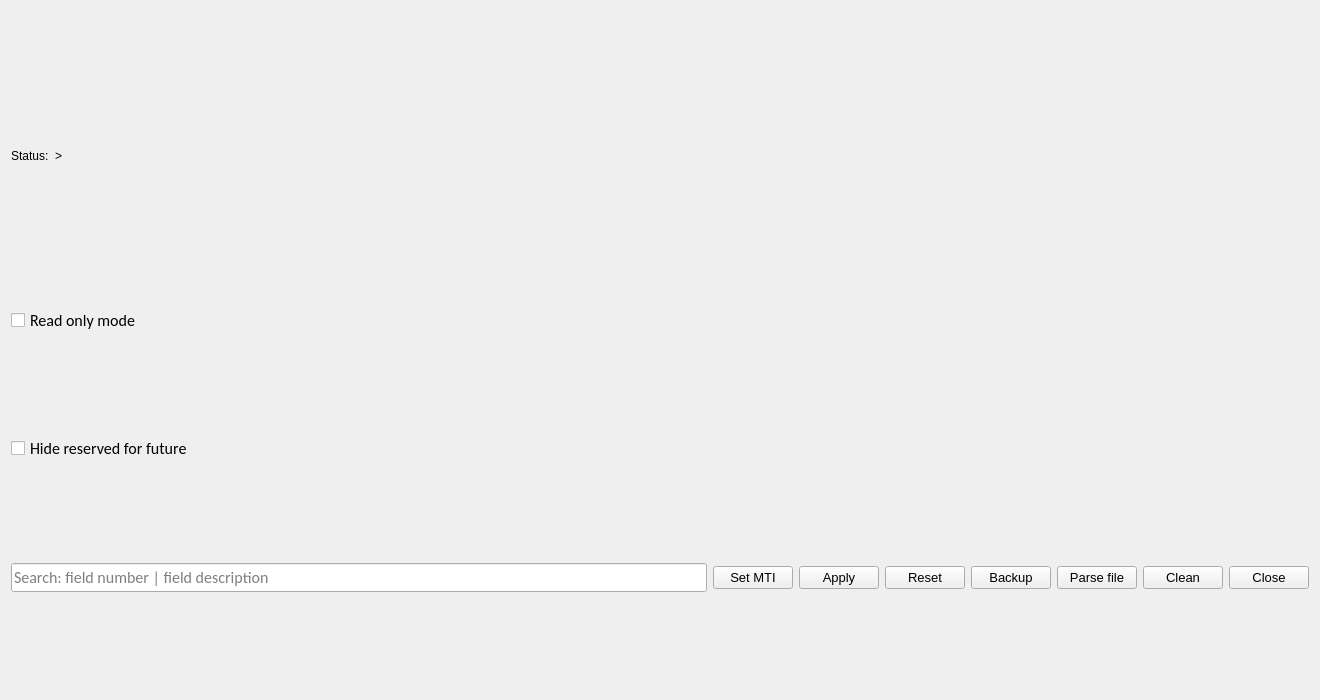
First picture: the form in common/gui/forms/spec.ui, repository FedorIvanov37/sv-terminal, before the edit.
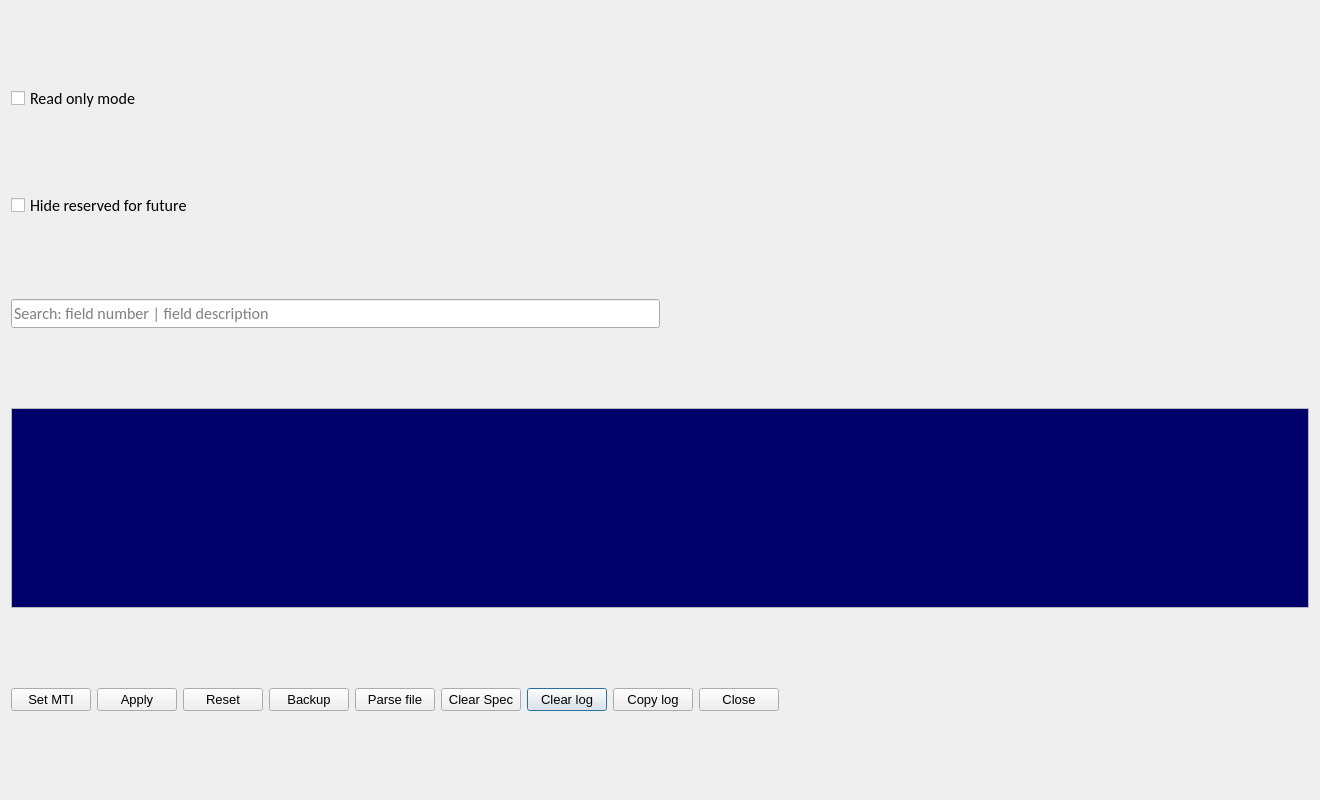
Second picture: the form after the edit.

Commit message: Remote spec finalization, SpecWindow renovation

Diff of the .ui file:
```diff
--- a/common/gui/forms/spec.ui
+++ b/common/gui/forms/spec.ui
@@ -7,7 +7,7 @@
     <x>0</x>
     <y>0</y>
     <width>1320</width>
-    <height>700</height>
+    <height>800</height>
    </rect>
   </property>
   <property name="sizePolicy">
@@ -19,73 +19,166 @@
   <property name="minimumSize">
    <size>
     <width>1320</width>
-    <height>700</height>
+    <height>800</height>
    </size>
   </property>
   <property name="maximumSize">
    <size>
     <width>1320</width>
-    <height>700</height>
+    <height>800</height>
    </size>
   </property>
   <property name="windowTitle">
    <string>Specification</string>
   </property>
   <layout class="QGridLayout" name="gridLayout">
+   <item row="5" column="0">
+    <layout class="QHBoxLayout" name="horizontalLayout_5">
+     <item>
+      <widget class="QPushButton" name="ButtonSetMti">
+       <property name="font">
+        <font>
+         <pointsize>10</pointsize>
+        </font>
+       </property>
+       <property name="focusPolicy">
+        <enum>Qt::NoFocus</enum>
+       </property>
+       <property name="text">
+        <string>Set MTI</string>
+       </property>
+      </widget>
+     </item>
+     <item>
+      <widget class="QPushButton" name="ButtonApply">
+       <property name="font">
+        <font>
+         <pointsize>10</pointsize>
+        </font>
+       </property>
+       <property name="focusPolicy">
+        <enum>Qt::NoFocus</enum>
+       </property>
+       <property name="text">
+        <string>Apply</string>
+       </property>
+      </widget>
+     </item>
+     <item>
+      <widget class="QPushButton" name="ButtonReset">
+       <property name="font">
+        <font>
+         <pointsize>10</pointsize>
+        </font>
+       </property>
+       <property name="focusPolicy">
+        <enum>Qt::NoFocus</enum>
+       </property>
+       <property name="text">
+        <string>Reset</string>
+       </property>
+      </widget>
+     </item>
+     <item>
+      <widget class="QPushButton" name="ButtonBackup">
+       <property name="font">
+        <font>
+         <pointsize>10</pointsize>
+        </font>
+       </property>
+       <property name="focusPolicy">
+        <enum>Qt::NoFocus</enum>
+       </property>
+       <property name="text">
+        <string>Backup</string>
+       </property>
+      </widget>
+     </item>
+     <item>
+      <widget class="QPushButton" name="ParseFile">
+       <property name="font">
+        <font>
+         <pointsize>10</pointsize>
+        </font>
+       </property>
+       <property name="focusPolicy">
+        <enum>Qt::NoFocus</enum>
+       </property>
+       <property name="text">
+        <string>Parse file</string>
+       </property>
+      </widget>
+     </item>
+     <item>
+      <widget class="QPushButton" name="ButtonClean">
+       <property name="font">
+        <font>
+         <pointsize>10</pointsize>
+        </font>
+       </property>
+       <property name="focusPolicy">
+        <enum>Qt::NoFocus</enum>
+       </property>
+       <property name="text">
+        <string>Clear Spec</string>
+       </property>
+      </widget>
+     </item>
+     <item>
+      <widget class="QPushButton" name="ButtonClearLog">
+       <property name="font">
+        <font>
+         <pointsize>10</pointsize>
+        </font>
+       </property>
+       <property name="text">
+        <string>Clear log</string>
+       </property>
+      </widget>
+     </item>
+     <item>
+      <widget class="QPushButton" name="ButtonCopyLog">
+       <property name="font">
+        <font>
+         <pointsize>10</pointsize>
+        </font>
+       </property>
+       <property name="text">
+        <string>Copy log</string>
+       </property>
+      </widget>
+     </item>
+     <item>
+      <widget class="QPushButton" name="ButtonClose">
+       <property name="font">
+        <font>
+         <pointsize>10</pointsize>
+        </font>
+       </property>
+       <property name="focusPolicy">
+        <enum>Qt::NoFocus</enum>
+       </property>
+       <property name="text">
+        <string>Close</string>
+       </property>
+      </widget>
+     </item>
+     <item>
+      <spacer name="horizontalSpacer_2">
+       <property name="orientation">
+        <enum>Qt::Horizontal</enum>
+       </property>
+       <property name="sizeHint" stdset="0">
+        <size>
+         <width>40</width>
+         <height>20</height>
+        </size>
+       </property>
+      </spacer>
+     </item>
+    </layout>
+   </item>
    <item row="0" column="0">
-    <layout class="QHBoxLayout" name="horizontalLayout_4">
-     <item>
-      <layout class="QHBoxLayout" name="horizontalLayout_3">
-       <item>
-        <widget class="QLabel" name="label">
-         <property name="maximumSize">
-          <size>
-           <width>16777215</width>
-           <height>100</height>
-          </size>
-         </property>
-         <property name="text">
-          <string>Status:</string>
-         </property>
-        </widget>
-       </item>
-       <item>
-        <widget class="QLabel" name="StatusLabel">
-         <property name="maximumSize">
-          <size>
-           <width>16777215</width>
-           <height>100</height>
-          </size>
-         </property>
-         <property name="text">
-          <string>&gt;</string>
-         </property>
-         <property name="scaledContents">
-          <bool>true</bool>
-         </property>
-         <property name="textInteractionFlags">
-          <set>Qt::LinksAccessibleByMouse|Qt::TextSelectableByKeyboard|Qt::TextSelectableByMouse</set>
-         </property>
-        </widget>
-       </item>
-      </layout>
-     </item>
-     <item>
-      <spacer name="horizontalSpacer_3">
-       <property name="orientation">
-        <enum>Qt::Horizontal</enum>
-       </property>
-       <property name="sizeHint" stdset="0">
-        <size>
-         <width>1164</width>
-         <height>20</height>
-        </size>
-       </property>
-      </spacer>
-     </item>
-    </layout>
-   </item>
-   <item row="1" column="0">
     <widget class="QCheckBox" name="CheckBoxReadOnly">
      <property name="font">
       <font>
@@ -99,28 +192,9 @@
     </widget>
    </item>
    <item row="2" column="0">
-    <widget class="QCheckBox" name="CheckBoxHideReverved">
-     <property name="font">
-      <font>
-       <family>Calibri</family>
-       <pointsize>12</pointsize>
-      </font>
-     </property>
-     <property name="text">
-      <string>Hide reserved for future</string>
-     </property>
-     <property name="checked">
-      <bool>false</bool>
-     </property>
-     <property name="tristate">
-      <bool>false</bool>
-     </property>
-    </widget>
-   </item>
-   <item row="3" column="0">
     <layout class="QVBoxLayout" name="SpecTreeLayout"/>
    </item>
-   <item row="4" column="0">
+   <item row="3" column="0">
     <layout class="QHBoxLayout" name="horizontalLayout_2">
      <item>
       <layout class="QHBoxLayout" name="horizontalLayout">
@@ -161,112 +235,128 @@
       </widget>
      </item>
      <item>
-      <widget class="QPushButton" name="ButtonSetMti">
-       <property name="font">
-        <font>
-         <pointsize>10</pointsize>
-        </font>
+      <spacer name="horizontalSpacer">
+       <property name="orientation">
+        <enum>Qt::Horizontal</enum>
        </property>
-       <property name="focusPolicy">
-        <enum>Qt::NoFocus</enum>
+       <property name="sizeHint" stdset="0">
+        <size>
+         <width>40</width>
+         <height>20</height>
+        </size>
        </property>
-       <property name="text">
-        <string>Set MTI</string>
-       </property>
-      </widget>
-     </item>
-     <item>
-      <widget class="QPushButton" name="ButtonApply">
-       <property name="font">
-        <font>
-         <pointsize>10</pointsize>
-        </font>
-       </property>
-       <property name="focusPolicy">
-        <enum>Qt::NoFocus</enum>
-       </property>
-       <property name="text">
-        <string>Apply</string>
-       </property>
-      </widget>
-     </item>
-     <item>
-      <widget class="QPushButton" name="ButtonReset">
-       <property name="font">
-        <font>
-         <pointsize>10</pointsize>
-        </font>
-       </property>
-       <property name="focusPolicy">
-        <enum>Qt::NoFocus</enum>
-       </property>
-       <property name="text">
-        <string>Reset</string>
-       </property>
-      </widget>
-     </item>
-     <item>
-      <widget class="QPushButton" name="ButtonBackup">
-       <property name="font">
-        <font>
-         <pointsize>10</pointsize>
-        </font>
-       </property>
-       <property name="focusPolicy">
-        <enum>Qt::NoFocus</enum>
-       </property>
-       <property name="text">
-        <string>Backup</string>
-       </property>
-      </widget>
-     </item>
-     <item>
-      <widget class="QPushButton" name="ParseFile">
-       <property name="font">
-        <font>
-         <pointsize>10</pointsize>
-        </font>
-       </property>
-       <property name="focusPolicy">
-        <enum>Qt::NoFocus</enum>
-       </property>
-       <property name="text">
-        <string>Parse file</string>
-       </property>
-      </widget>
-     </item>
-     <item>
-      <widget class="QPushButton" name="ButtonClean">
-       <property name="font">
-        <font>
-         <pointsize>10</pointsize>
-        </font>
-       </property>
-       <property name="focusPolicy">
-        <enum>Qt::NoFocus</enum>
-       </property>
-       <property name="text">
-        <string>Clean</string>
-       </property>
-      </widget>
-     </item>
-     <item>
-      <widget class="QPushButton" name="ButtonClose">
-       <property name="font">
-        <font>
-         <pointsize>10</pointsize>
-        </font>
-       </property>
-       <property name="focusPolicy">
-        <enum>Qt::NoFocus</enum>
-       </property>
-       <property name="text">
-        <string>Close</string>
-       </property>
-      </widget>
+      </spacer>
      </item>
     </layout>
    </item>
+   <item row="1" column="0">
+    <widget class="QCheckBox" name="CheckBoxHideReverved">
+     <property name="font">
+      <font>
+       <family>Calibri</family>
+       <pointsize>12</pointsize>
+      </font>
+     </property>
+     <property name="text">
+      <string>Hide reserved for future</string>
+     </property>
+     <property name="checked">
+      <bool>false</bool>
+     </property>
+     <property name="tristate">
+      <bool>false</bool>
+     </property>
+    </widget>
+   </item>
+   <item row="4" column="0">
+    <widget class="QTextBrowser" name="LogArea">
+     <property name="minimumSize">
+      <size>
+       <width>0</width>
+       <height>200</height>
+      </size>
+     </property>
+     <property name="maximumSize">
+      <size>
+       <width>16777215</width>
+       <height>200</height>
+      </size>
+     </property>
+     <property name="palette">
+      <palette>
+       <active>
+        <colorrole role="Text">
+         <brush brushstyle="SolidPattern">
+          <color alpha="255">
+           <red>255</red>
+           <green>255</green>
+           <blue>255</blue>
+          </color>
+         </brush>
+        </colorrole>
+        <colorrole role="Base">
+         <brush brushstyle="SolidPattern">
+          <color alpha="255">
+           <red>0</red>
+           <green>0</green>
+           <blue>109</blue>
+          </color>
+         </brush>
+        </colorrole>
+       </active>
+       <inactive>
+        <colorrole role="Text">
+         <brush brushstyle="SolidPattern">
+          <color alpha="255">
+           <red>255</red>
+           <green>255</green>
+           <blue>255</blue>
+          </color>
+         </brush>
+        </colorrole>
+        <colorrole role="Base">
+         <brush brushstyle="SolidPattern">
+          <color alpha="255">
+           <red>0</red>
+           <green>0</green>
+           <blue>109</blue>
+          </color>
+         </brush>
+        </colorrole>
+       </inactive>
+       <disabled>
+        <colorrole role="Text">
+         <brush brushstyle="SolidPattern">
+          <color alpha="255">
+           <red>120</red>
+           <green>120</green>
+           <blue>120</blue>
+          </color>
+         </brush>
+        </colorrole>
+        <colorrole role="Base">
+         <brush brushstyle="SolidPattern">
+          <color alpha="255">
+           <red>240</red>
+           <green>240</green>
+           <blue>240</blue>
+          </color>
+         </brush>
+        </colorrole>
+       </disabled>
+      </palette>
+     </property>
+     <property name="font">
+      <font>
+       <family>Courier New</family>
+       <pointsize>11</pointsize>
+      </font>
+     </property>
+     <property name="textInteractionFlags">
+      <set>Qt::TextSelectableByKeyboard|Qt::TextSelectableByMouse</set>
+     </property>
+    </widget>
+   </item>
   </layout>
  </widget>
  <resources/>
```
The commit also changes 13 other files.
